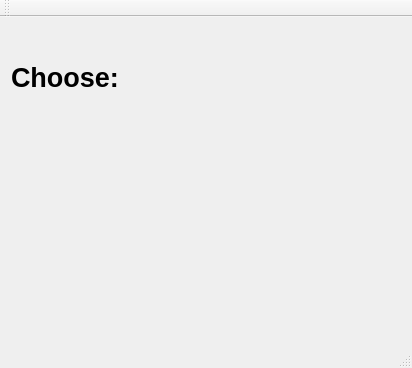
Above: mainwindow.ui from AndriM/Vika3 before the change. Below: the same form after it.
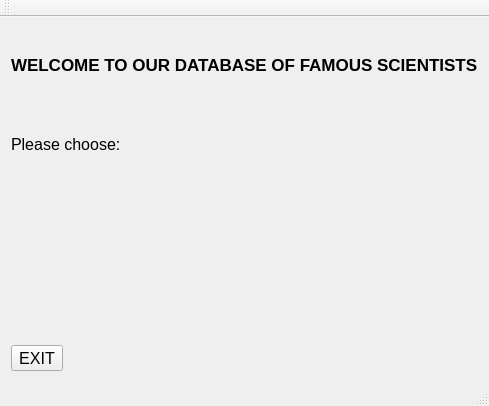
That is the form after the change. Icons and pictures are not drawn.

Diff of the .ui file:
```diff
--- a/mainwindow.ui
+++ b/mainwindow.ui
@@ -7,9 +7,14 @@
     <x>0</x>
     <y>0</y>
     <width>412</width>
-    <height>368</height>
+    <height>406</height>
    </rect>
   </property>
+  <property name="font">
+   <font>
+    <pointsize>12</pointsize>
+   </font>
+  </property>
   <property name="windowTitle">
    <string>Opening Page</string>
   </property>
@@ -19,13 +24,20 @@
      <widget class="QLabel" name="chooseBetweenLabel">
       <property name="font">
        <font>
-        <pointsize>20</pointsize>
+        <pointsize>13</pointsize>
         <weight>75</weight>
         <bold>true</bold>
        </font>
       </property>
       <property name="text">
-       <string>Choose:</string>
+       <string>WELCOME TO OUR DATABASE OF FAMOUS SCIENTISTS</string>
+      </property>
+     </widget>
+    </item>
+    <item>
+     <widget class="QLabel" name="chooseLabel">
+      <property name="text">
+       <string>Please choose:</string>
       </property>
      </widget>
     </item>
@@ -89,6 +101,13 @@
       </property>
      </widget>
     </item>
+    <item>
+     <widget class="QToolButton" name="exitButton">
+      <property name="text">
+       <string>EXIT</string>
+      </property>
+     </widget>
+    </item>
    </layout>
   </widget>
   <widget class="QToolBar" name="mainToolBar">
```
Left out of the diff: 2 changed lines with no effect on the pictures.
